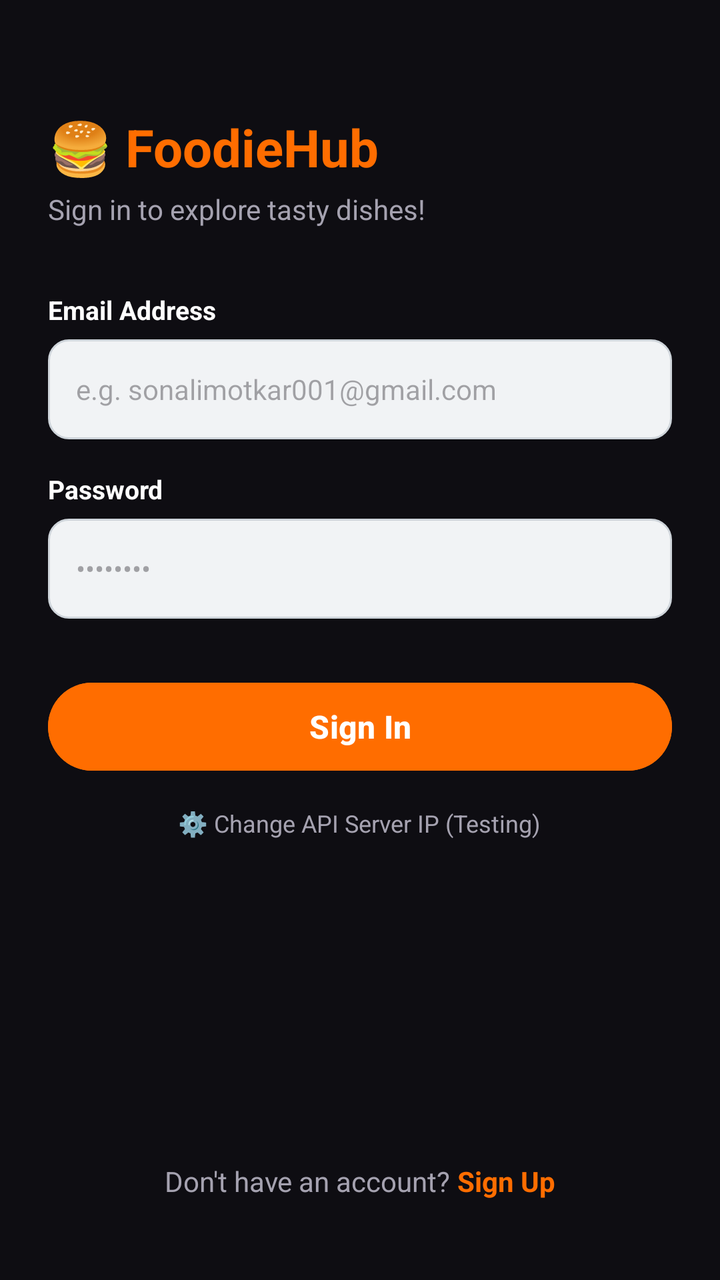
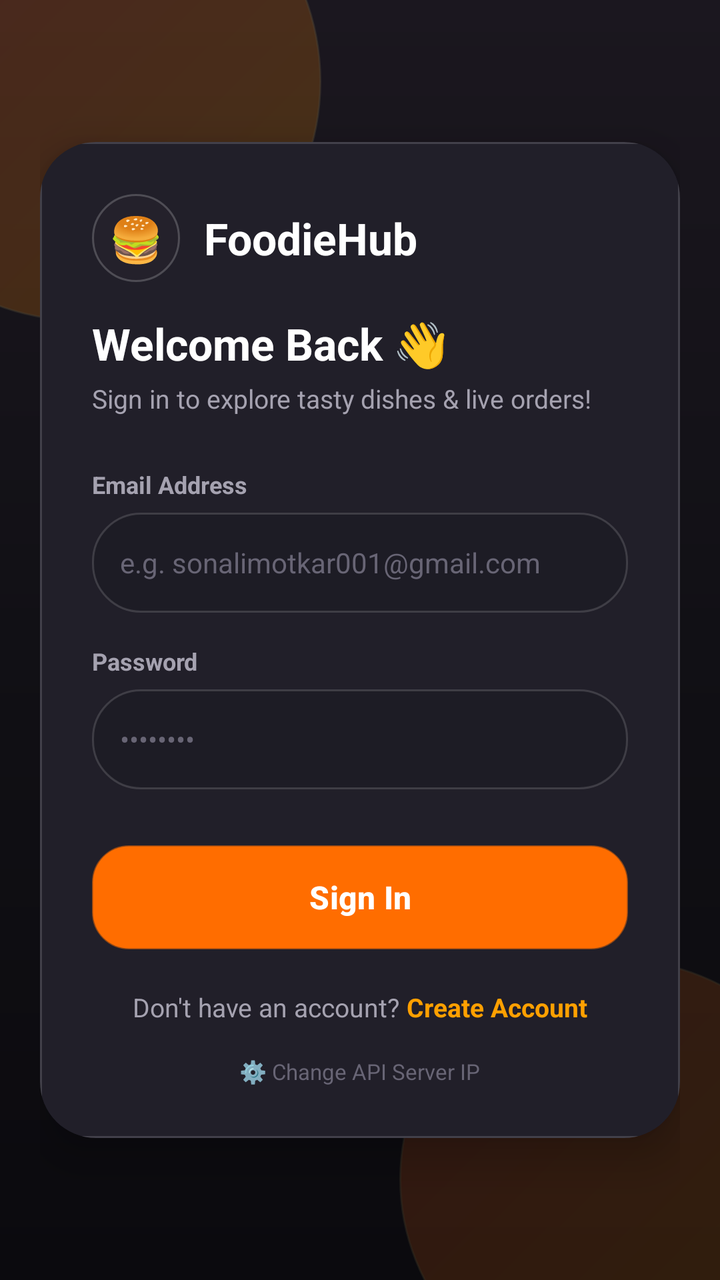

Two renders of the same Android screen: before a commit and after it. Below are the layout's source before the change and the commit's diff.
<!-- AndroidManifest.xml: activity theme Theme.FoodieHub.NoActionBar -->
<!-- res/layout/activity_login.xml -->
<?xml version="1.0" encoding="utf-8"?>
<androidx.constraintlayout.widget.ConstraintLayout xmlns:android="http://schemas.android.com/apk/res/android"
    xmlns:app="http://schemas.android.com/apk/res-auto"
    android:layout_width="match_parent"
    android:layout_height="match_parent"
    android:background="@color/background_light">

    <ScrollView
        android:layout_width="match_parent"
        android:layout_height="match_parent"
        android:fillViewport="true">

        <LinearLayout
            android:layout_width="match_parent"
            android:layout_height="wrap_content"
            android:orientation="vertical"
            android:padding="24dp">

            <TextView
                android:layout_width="wrap_content"
                android:layout_height="wrap_content"
                android:layout_marginTop="32dp"
                android:text="🍔 FoodieHub"
                android:textColor="@color/primary"
                android:textSize="26sp"
                android:textStyle="bold" />

            <TextView
                android:layout_width="wrap_content"
                android:layout_height="wrap_content"
                android:layout_marginTop="4dp"
                android:text="Sign in to explore tasty dishes!"
                android:textColor="@color/text_secondary"
                android:textSize="14sp" />

            <TextView
                android:layout_width="wrap_content"
                android:layout_height="wrap_content"
                android:layout_marginTop="32dp"
                android:text="Email Address"
                android:textColor="@color/text_primary"
                android:textSize="13sp"
                android:textStyle="bold" />

            <EditText
                android:id="@+id/edtLoginEmail"
                android:layout_width="match_parent"
                android:layout_height="50dp"
                android:layout_marginTop="6dp"
                android:background="@drawable/bg_rounded_input"
                android:hint="e.g. sonalimotkar001@gmail.com"
                android:inputType="textEmailAddress"
                android:paddingHorizontal="14dp"
                android:textSize="14sp" />

            <TextView
                android:layout_width="wrap_content"
                android:layout_height="wrap_content"
                android:layout_marginTop="16dp"
                android:text="Password"
                android:textColor="@color/text_primary"
                android:textSize="13sp"
                android:textStyle="bold" />

            <EditText
                android:id="@+id/edtLoginPassword"
                android:layout_width="match_parent"
                android:layout_height="50dp"
                android:layout_marginTop="6dp"
                android:background="@drawable/bg_rounded_input"
                android:hint="••••••••"
                android:inputType="textPassword"
                android:paddingHorizontal="14dp"
                android:textSize="14sp" />

            <Button
                android:id="@+id/btnLoginSubmit"
                android:layout_width="match_parent"
                android:layout_height="52dp"
                android:layout_marginTop="28dp"
                android:backgroundTint="@color/primary"
                android:text="Sign In"
                android:textColor="@color/white"
                android:textSize="16sp"
                android:textStyle="bold" />

            
            <TextView
                android:id="@+id/txtChangeServerIp"
                android:layout_width="wrap_content"
                android:layout_height="wrap_content"
                android:layout_gravity="center"
                android:layout_marginTop="14dp"
                android:text="⚙️ Change API Server IP (Testing)"
                android:textColor="@color/text_secondary"
                android:textSize="12sp" />

            <View
                android:layout_width="0dp"
                android:layout_height="0dp"
                android:layout_weight="1" />

            <LinearLayout
                android:layout_width="wrap_content"
                android:layout_height="wrap_content"
                android:layout_gravity="center"
                android:layout_marginVertical="16dp"
                android:orientation="horizontal">

                <TextView
                    android:layout_width="wrap_content"
                    android:layout_height="wrap_content"
                    android:text="Don't have an account? "
                    android:textColor="@color/text_secondary"
                    android:textSize="14sp" />

                <TextView
                    android:id="@+id/txtGoToRegister"
                    android:layout_width="wrap_content"
                    android:layout_height="wrap_content"
                    android:text="Sign Up"
                    android:textColor="@color/primary"
                    android:textSize="14sp"
                    android:textStyle="bold" />
            </LinearLayout>

        </LinearLayout>
    </ScrollView>

</androidx.constraintlayout.widget.ConstraintLayout>
<!-- resources referenced by this layout -->
<resources>
  <color name="background_light">#0E0D12</color>
  <color name="text_primary">#FFFFFF</color>
  <!-- drawable bg_rounded_input (drawable) -->
  <?xml version="1.0" encoding="utf-8"?>
  <shape xmlns:android="http://schemas.android.com/apk/res/android"
      android:shape="rectangle">
      <solid android:color="#F1F3F5" />
      <corners android:radius="10dp" />
      <stroke android:width="1dp" android:color="#CED4DA" />
  </shape>
  <style name="Theme.FoodieHub" parent="Theme.Material3.DayNight.NoActionBar">
          <item name="colorPrimary">@color/primary</item>
          <item name="colorPrimaryVariant">@color/primary_dark</item>
          <item name="colorSecondary">@color/accent</item>
          <item name="android:statusBarColor">#0E0D12</item>
          <item name="android:navigationBarColor">#0E0D12</item>
          <item name="android:windowBackground">#0E0D12</item>
          <item name="android:windowLightStatusBar">false</item>
          <item name="windowActionBar">false</item>
          <item name="windowNoTitle">true</item>
      </style>
  <!-- unchanged entries left out for length: 6 -->
</resources>

<!-- the commit's change to res/layout/activity_login.xml (unified diff, before → after) -->
@@ -3,7 +3,28 @@
     xmlns:app="http://schemas.android.com/apk/res-auto"
     android:layout_width="match_parent"
     android:layout_height="match_parent"
-    android:background="@color/background_light">
+    android:background="@drawable/bg_dark_gradient">
+
+    
+    <View
+        android:layout_width="240dp"
+        android:layout_height="240dp"
+        android:layout_marginTop="-80dp"
+        android:layout_marginStart="-80dp"
+        android:background="@drawable/bg_glass_circle_orange"
+        android:alpha="0.2"
+        app:layout_constraintTop_toTopOf="parent"
+        app:layout_constraintStart_toStartOf="parent" />
+
+    <View
+        android:layout_width="220dp"
+        android:layout_height="220dp"
+        android:layout_marginBottom="-60dp"
+        android:layout_marginEnd="-60dp"
+        android:background="@drawable/bg_glass_circle_orange"
+        android:alpha="0.15"
+        app:layout_constraintBottom_toBottomOf="parent"
+        app:layout_constraintEnd_toEndOf="parent" />
 
     <ScrollView
         android:layout_width="match_parent"
@@ -13,118 +34,178 @@
         <LinearLayout
             android:layout_width="match_parent"
             android:layout_height="wrap_content"
+            android:gravity="center"
             android:orientation="vertical"
-            android:padding="24dp">
-
-            <TextView
-                android:layout_width="wrap_content"
+            android:padding="20dp">
+
+            
+            <androidx.cardview.widget.CardView
+                android:layout_width="match_parent"
                 android:layout_height="wrap_content"
-                android:layout_marginTop="32dp"
-                android:text="🍔 FoodieHub"
-                android:textColor="@color/primary"
-                android:textSize="26sp"
-                android:textStyle="bold" />
-
-            <TextView
-                android:layout_width="wrap_content"
-                android:layout_height="wrap_content"
-                android:layout_marginTop="4dp"
-                android:text="Sign in to explore tasty dishes!"
-                android:textColor="@color/text_secondary"
-                android:textSize="14sp" />
-
-            <TextView
-                android:layout_width="wrap_content"
-                android:layout_height="wrap_content"
-                android:layout_marginTop="32dp"
-                android:text="Email Address"
-                android:textColor="@color/text_primary"
-                android:textSize="13sp"
-                android:textStyle="bold" />
-
-            <EditText
-                android:id="@+id/edtLoginEmail"
-                android:layout_width="match_parent"
-                android:layout_height="50dp"
-                android:layout_marginTop="6dp"
-                android:background="@drawable/bg_rounded_input"
-                android:hint="e.g. sonalimotkar001@gmail.com"
-                android:inputType="textEmailAddress"
-                android:paddingHorizontal="14dp"
-                android:textSize="14sp" />
-
-            <TextView
-                android:layout_width="wrap_content"
-                android:layout_height="wrap_content"
-                android:layout_marginTop="16dp"
-                android:text="Password"
-                android:textColor="@color/text_primary"
-                android:textSize="13sp"
-                android:textStyle="bold" />
-
-            <EditText
-                android:id="@+id/edtLoginPassword"
-                android:layout_width="match_parent"
-                android:layout_height="50dp"
-                android:layout_marginTop="6dp"
-                android:background="@drawable/bg_rounded_input"
-                android:hint="••••••••"
-                android:inputType="textPassword"
-                android:paddingHorizontal="14dp"
-                android:textSize="14sp" />
-
-            <Button
-                android:id="@+id/btnLoginSubmit"
-                android:layout_width="match_parent"
-                android:layout_height="52dp"
-                android:layout_marginTop="28dp"
-                android:backgroundTint="@color/primary"
-                android:text="Sign In"
-                android:textColor="@color/white"
-                android:textSize="16sp"
-                android:textStyle="bold" />
-
-            
-            <TextView
-                android:id="@+id/txtChangeServerIp"
-                android:layout_width="wrap_content"
-                android:layout_height="wrap_content"
-                android:layout_gravity="center"
-                android:layout_marginTop="14dp"
-                android:text="⚙️ Change API Server IP (Testing)"
-                android:textColor="@color/text_secondary"
-                android:textSize="12sp" />
-
-            <View
-                android:layout_width="0dp"
-                android:layout_height="0dp"
-                android:layout_weight="1" />
-
-            <LinearLayout
-                android:layout_width="wrap_content"
-                android:layout_height="wrap_content"
-                android:layout_gravity="center"
-                android:layout_marginVertical="16dp"
-                android:orientation="horizontal">
-
-                <TextView
-                    android:layout_width="wrap_content"
+                app:cardBackgroundColor="#211E2B"
+                app:cardCornerRadius="28dp"
+                app:cardElevation="12dp">
+
+                <LinearLayout
+                    android:layout_width="match_parent"
                     android:layout_height="wrap_content"
-                    android:text="Don't have an account? "
-                    android:textColor="@color/text_secondary"
-                    android:textSize="14sp" />
-
-                <TextView
-                    android:id="@+id/txtGoToRegister"
-                    android:layout_width="wrap_content"
-                    android:layout_height="wrap_content"
-                    android:text="Sign Up"
-                    android:textColor="@color/primary"
-                    android:textSize="14sp"
-                    android:textStyle="bold" />
-            </LinearLayout>
+                    android:background="@drawable/bg_glass_card"
+                    android:orientation="vertical"
+                    android:padding="26dp">
+
+                    
+                    <LinearLayout
+                        android:layout_width="wrap_content"
+                        android:layout_height="wrap_content"
+                        android:gravity="center_vertical"
+                        android:orientation="horizontal">
+
+                        <FrameLayout
+                            android:layout_width="44dp"
+                            android:layout_height="44dp"
+                            android:background="@drawable/bg_glass_circle">
+
+                            <TextView
+                                android:layout_width="wrap_content"
+                                android:layout_height="wrap_content"
+                                android:layout_gravity="center"
+                                android:text="🍔"
+                                android:textSize="22sp" />
+                        </FrameLayout>
+
+                        <TextView
+                            android:layout_width="wrap_content"
+                            android:layout_height="wrap_content"
+                            android:layout_marginStart="12dp"
+                            android:text="FoodieHub"
+                            android:textColor="@color/text_white"
+                            android:textSize="22sp"
+                            android:textStyle="bold" />
+                    </LinearLayout>
+
+                    <TextView
+                        android:layout_width="wrap_content"
+                        android:layout_height="wrap_content"
+                        android:layout_marginTop="16dp"
+                        android:text="Welcome Back 👋"
+                        android:textColor="@color/text_white"
+                        android:textSize="22sp"
+                        android:textStyle="bold" />
+
+                    <TextView
+                        android:layout_width="wrap_content"
+                        android:layout_height="wrap_content"
+                        android:layout_marginTop="4dp"
+                        android:text="Sign in to explore tasty dishes &amp; live orders!"
+                        android:textColor="@color/text_secondary"
+                        android:textSize="13sp" />
+
+                    
+                    <TextView
+                        android:layout_width="wrap_content"
+                        android:layout_height="wrap_content"
+                        android:layout_marginTop="26dp"
+                        android:text="Email Address"
+                        android:textColor="@color/text_secondary"
+                        android:textSize="12sp"
+                        android:textStyle="bold" />
+
+                    <EditText
+                        android:id="@+id/edtLoginEmail"
+                        android:layout_width="match_parent"
+                        android:layout_height="50dp"
+                        android:layout_marginTop="6dp"
+                        android:background="@drawable/bg_glass_search"
+                        android:hint="e.g. sonalimotkar001@gmail.com"
+                        android:inputType="textEmailAddress"
+                        android:paddingHorizontal="14dp"
+                        android:textColor="@color/text_white"
+                        android:textColorHint="@color/text_muted"
+                        android:textSize="14sp" />
+
+                    
+                    <TextView
+                        android:layout_width="wrap_content"
+                        android:layout_height="wrap_content"
+                        android:layout_marginTop="16dp"
+                        android:text="Password"
+                        android:textColor="@color/text_secondary"
+                        android:textSize="12sp"
+                        android:textStyle="bold" />
+
+                    <EditText
+                        android:id="@+id/edtLoginPassword"
+                        android:layout_width="match_parent"
+                        android:layout_height="50dp"
+                        android:layout_marginTop="6dp"
+                        android:background="@drawable/bg_glass_search"
+                        android:hint="••••••••"
+                        android:inputType="textPassword"
+                        android:paddingHorizontal="14dp"
+                        android:textColor="@color/text_white"
+                        android:textColorHint="@color/text_muted"
+                        android:textSize="14sp" />
+
+                    
+                    <Button
+                        android:id="@+id/btnLoginSubmit"
+                        android:layout_width="match_parent"
+                        android:layout_height="52dp"
+                        android:layout_marginTop="28dp"
+                        android:background="@drawable/bg_pill_selected"
+                        android:elevation="4dp"
+                        android:text="Sign In"
+                        android:textAllCaps="false"
+                        android:textColor="@color/white"
+                        android:textSize="16sp"
+                        android:textStyle="bold" />
+
+                    
+                    <LinearLayout
+                        android:layout_width="match_parent"
+                        android:layout_height="wrap_content"
+                        android:layout_marginTop="20dp"
+                        android:gravity="center"
+                        android:orientation="horizontal">
+
+                        <TextView
+                            android:layout_width="wrap_content"
+                            android:layout_height="wrap_content"
+                            android:text="Don't have an account? "
+                            android:textColor="@color/text_secondary"
+                            android:textSize="13sp" />
+
+                        <TextView
+                            android:id="@+id/txtGoToRegister"
+                            android:layout_width="wrap_content"
+                            android:layout_height="wrap_content"
+                            android:clickable="true"
+                            android:focusable="true"
+                            android:text="Create Account"
+                            android:textColor="#FFA000"
+                            android:textSize="13sp"
+                            android:textStyle="bold" />
+                    </LinearLayout>
+
+                    
+                    <TextView
+                        android:id="@+id/txtChangeServerIp"
+                        android:layout_width="wrap_content"
+                        android:layout_height="wrap_content"
+                        android:layout_gravity="center"
+                        android:layout_marginTop="16dp"
+                        android:clickable="true"
+                        android:focusable="true"
+                        android:text="⚙️ Change API Server IP"
+                        android:textColor="@color/text_muted"
+                        android:textSize="11sp" />
+
+                </LinearLayout>
+
+            </androidx.cardview.widget.CardView>
 
         </LinearLayout>
+
     </ScrollView>
 
 </androidx.constraintlayout.widget.ConstraintLayout>
<!-- resource entries referenced after the edit -->
@@ -1,14 +1,73 @@
 <!-- resources referenced by this layout -->
 <resources>
-  <color name="background_light">#0E0D12</color>
-  <color name="text_primary">#FFFFFF</color>
-  <!-- drawable bg_rounded_input (drawable) -->
+  <color name="text_muted">#686575</color>
+  <color name="text_white">#FFFFFF</color>
+  <!-- drawable bg_dark_gradient (drawable) -->
   <?xml version="1.0" encoding="utf-8"?>
   <shape xmlns:android="http://schemas.android.com/apk/res/android"
       android:shape="rectangle">
-      <solid android:color="#F1F3F5" />
-      <corners android:radius="10dp" />
-      <stroke android:width="1dp" android:color="#CED4DA" />
+      <gradient
+          android:type="linear"
+          android:angle="270"
+          android:startColor="#1B171F"
+          android:centerColor="#111015"
+          android:endColor="#0B0A0E" />
+  </shape>
+  <!-- drawable bg_glass_card (drawable) -->
+  <?xml version="1.0" encoding="utf-8"?>
+  <shape xmlns:android="http://schemas.android.com/apk/res/android"
+      android:shape="rectangle">
+      <solid android:color="#D922202A" />
+      <corners android:radius="20dp" />
+      <stroke
+          android:width="1dp"
+          android:color="#26FFFFFF" />
+  </shape>
+  <!-- drawable bg_glass_circle (drawable) -->
+  <?xml version="1.0" encoding="utf-8"?>
+  <shape xmlns:android="http://schemas.android.com/apk/res/android"
+      android:shape="oval">
+      <solid android:color="#B325232D" />
+      <stroke
+          android:width="1dp"
+          android:color="#33FFFFFF" />
+  </shape>
+  <!-- drawable bg_glass_circle_orange (drawable) -->
+  <?xml version="1.0" encoding="utf-8"?>
+  <shape xmlns:android="http://schemas.android.com/apk/res/android"
+      android:shape="oval">
+      <gradient
+          android:type="linear"
+          android:angle="135"
+          android:startColor="#FFA000"
+          android:endColor="#FF5722" />
+      <stroke
+          android:width="1dp"
+          android:color="#80FFE082" />
+  </shape>
+  <!-- drawable bg_glass_search (drawable) -->
+  <?xml version="1.0" encoding="utf-8"?>
+  <shape xmlns:android="http://schemas.android.com/apk/res/android"
+      android:shape="rectangle">
+      <solid android:color="#D01D1B24" />
+      <corners android:radius="24dp" />
+      <stroke
+          android:width="1dp"
+          android:color="#24FFFFFF" />
+  </shape>
+  <!-- drawable bg_pill_selected (drawable) -->
+  <?xml version="1.0" encoding="utf-8"?>
+  <shape xmlns:android="http://schemas.android.com/apk/res/android"
+      android:shape="rectangle">
+      <gradient
+          android:type="linear"
+          android:angle="135"
+          android:startColor="#FFA000"
+          android:endColor="#FF5722" />
+      <corners android:radius="18dp" />
+      <stroke
+          android:width="1dp"
+          android:color="#80FFE082" />
   </shape>
   <style name="Theme.FoodieHub" parent="Theme.Material3.DayNight.NoActionBar">
           <item name="colorPrimary">@color/primary</item>
@@ -17,10 +76,35 @@
           <item name="android:statusBarColor">#0E0D12</item>
           <item name="android:navigationBarColor">#0E0D12</item>
           <item name="android:windowBackground">#0E0D12</item>
+          <item name="android:colorBackground">#0E0D12</item>
           <item name="android:windowLightStatusBar">false</item>
+          <item name="android:windowSplashScreenBackground" tools:targetApi="31">#0E0D12</item>
+          <item name="android:windowSplashScreenAnimatedIcon" tools:targetApi="31">@drawable/ic_launcher</item>
           <item name="windowActionBar">false</item>
           <item name="windowNoTitle">true</item>
       </style>
+  <!-- drawable ic_launcher (drawable) -->
+  <vector xmlns:android="http://schemas.android.com/apk/res/android"
+      android:width="108dp"
+      android:height="108dp"
+      android:viewportWidth="108"
+      android:viewportHeight="108">
+      <path
+          android:fillColor="#FF5722"
+          android:pathData="M0,0h108v108h-108z"/>
+      <path
+          android:fillColor="#FFFFFF"
+          android:pathData="M30,42h48c3.3,0 6,-2.7 6,-6c0,-9.9 -8.1,-18 -18,-18h-24c-9.9,0 -18,8.1 -18,18c0,3.3 2.7,6 6,6z"/>
+      <path
+          android:fillColor="#FFE082"
+          android:pathData="M24,48h60v6h-60z"/>
+      <path
+          android:fillColor="#4CAF50"
+          android:pathData="M22,58h64c2,0 3.5,1.5 3.5,3.5c0,2 -1.5,3.5 -3.5,3.5h-64c-2,0 -3.5,-1.5 -3.5,-3.5c0,-2 1.5,-3.5 3.5,-3.5z"/>
+      <path
+          android:fillColor="#FFFFFF"
+          android:pathData="M26,72h56c0,9.9 -8.1,18 -18,18h-20c-9.9,0 -18,-8.1 -18,-18z"/>
+  </vector>
   <!-- unchanged entries left out for length: 6 -->
 </resources>
 
